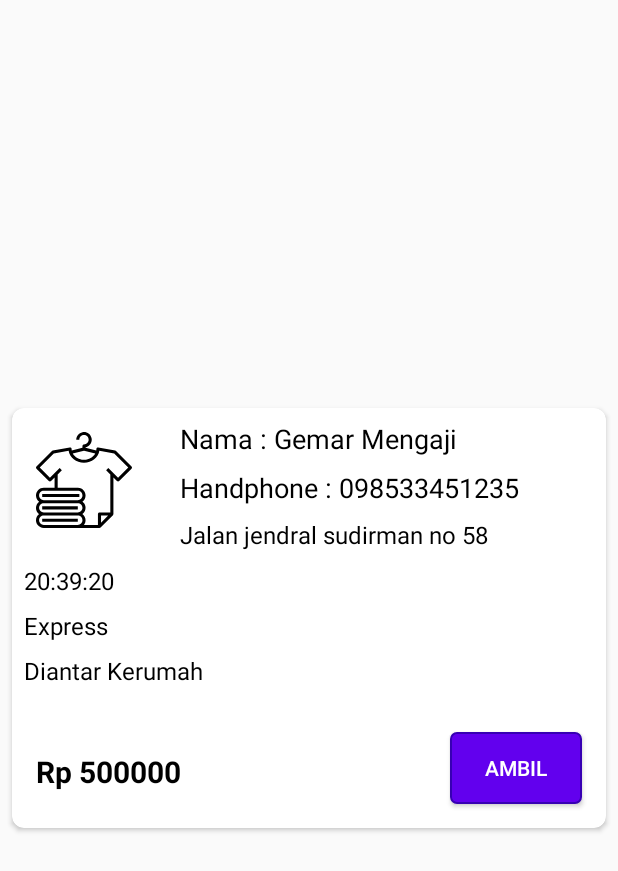
After one commit to qoolqas/LaundryApp, an Android app: the layout item_card_ambil.xml on its own in the app's theme, with its tools: preview values and no code run, on a phone screen of 412 x 824 dp. The commit adds this screen. Shown: the top 871 px of the screen. Run offline under Robolectric (Android 15) with nearby library versions, the phone set to English and light mode, and no system bars.

Commit message:
card status ambil

```diff
--- /dev/null
+++ b/app/src/main/res/drawable/button_round2.xml
@@ -0,0 +1,37 @@
+<?xml version="1.0" encoding="utf-8"?>
+<selector xmlns:android="http://schemas.android.com/apk/res/android">
+    <item android:state_pressed="true" >
+        <shape>
+            <solid
+                android:color="@color/colorPrimary" />
+            <stroke
+                android:width="1dp"
+                android:color="@color/colorPrimaryDark" />
+            <corners
+                android:radius="4dp" />
+            <padding
+                android:left="10dp"
+                android:top="10dp"
+                android:right="10dp"
+                android:bottom="10dp" />
+        </shape>
+    </item>
+    <item>
+        <shape>
+            <gradient
+                android:startColor="@color/colorPrimary"
+                android:endColor="@color/colorPrimary"
+                android:angle="270" />
+            <stroke
+                android:width="1dp"
+                android:color="@color/colorPrimaryDark" />
+            <corners
+                android:radius="4dp" />
+            <padding
+                android:left="10dp"
+                android:top="10dp"
+                android:right="10dp"
+                android:bottom="10dp" />
+        </shape>
+    </item>
+</selector>
--- /dev/null
+++ b/app/src/main/res/layout/item_card_ambil.xml
@@ -0,0 +1,165 @@
+<?xml version="1.0" encoding="utf-8"?>
+<androidx.cardview.widget.CardView xmlns:android="http://schemas.android.com/apk/res/android"
+    xmlns:card_view="http://schemas.android.com/apk/res-auto"
+    xmlns:tools="http://schemas.android.com/tools"
+    android:layout_width="match_parent"
+    android:layout_height="wrap_content"
+    android:layout_gravity="center"
+    android:layout_marginLeft="8dp"
+    android:layout_marginTop="8dp"
+    android:layout_marginRight="8dp"
+    android:layout_marginBottom="8dp"
+    android:elevation="4dp"
+    card_view:cardCornerRadius="8dp">
+
+    <androidx.constraintlayout.widget.ConstraintLayout
+        android:layout_width="match_parent"
+        android:layout_height="wrap_content">
+
+        <ImageView
+            android:id="@+id/photo"
+            android:layout_width="96dp"
+            android:layout_height="96dp"
+            android:src="@drawable/ic_fashion"
+            android:padding="16dp"
+            card_view:layout_constraintBottom_toBottomOf="parent"
+            card_view:layout_constraintEnd_toEndOf="parent"
+            card_view:layout_constraintHorizontal_bias="0.0"
+            card_view:layout_constraintStart_toStartOf="parent"
+            card_view:layout_constraintTop_toTopOf="parent"
+            card_view:layout_constraintVertical_bias="0.0" />
+
+
+        <TextView
+            android:id="@+id/card_nama"
+            android:layout_width="wrap_content"
+            android:layout_height="wrap_content"
+            android:layout_marginStart="16dp"
+            android:layout_marginTop="8dp"
+            android:maxLines="2"
+            android:textColor="#000"
+            android:textSize="18sp"
+            card_view:layout_constraintBottom_toBottomOf="parent"
+            card_view:layout_constraintEnd_toEndOf="parent"
+            card_view:layout_constraintHorizontal_bias="0.0"
+            card_view:layout_constraintStart_toEndOf="@+id/photo"
+            card_view:layout_constraintTop_toTopOf="parent"
+            card_view:layout_constraintVertical_bias="0.0"
+            tools:text="Nama : Gemar Mengaji" />
+
+        <TextView
+            android:id="@+id/card_no"
+            android:layout_width="wrap_content"
+            android:layout_height="wrap_content"
+            android:layout_marginStart="16dp"
+            android:layout_marginTop="8dp"
+            android:maxLines="1"
+            android:textColor="#000"
+            android:textSize="18sp"
+            card_view:layout_constraintBottom_toBottomOf="parent"
+            card_view:layout_constraintEnd_toEndOf="parent"
+            card_view:layout_constraintHorizontal_bias="0.0"
+            card_view:layout_constraintStart_toEndOf="@+id/photo"
+            card_view:layout_constraintTop_toBottomOf="@+id/card_nama"
+            card_view:layout_constraintVertical_bias="0.0"
+            tools:text="Handphone : 098533451235" />
+
+        <TextView
+            android:id="@+id/card_alamat"
+            android:layout_width="wrap_content"
+            android:layout_height="wrap_content"
+            android:layout_marginStart="16dp"
+            android:layout_marginTop="8dp"
+            android:layout_marginBottom="8dp"
+            android:maxLines="1"
+            android:textColor="#000"
+            android:textSize="16sp"
+            card_view:layout_constraintBottom_toBottomOf="parent"
+            card_view:layout_constraintEnd_toEndOf="parent"
+            card_view:layout_constraintHorizontal_bias="0.0"
+            card_view:layout_constraintStart_toEndOf="@+id/photo"
+            card_view:layout_constraintTop_toBottomOf="@+id/card_no"
+            card_view:layout_constraintVertical_bias="0.0"
+            tools:text="Jalan jendral sudirman no 58" />
+
+        <TextView
+            android:id="@+id/card_created"
+            android:layout_width="wrap_content"
+            android:layout_height="wrap_content"
+            android:layout_marginStart="8dp"
+            android:layout_marginTop="8dp"
+            android:lines="1"
+            android:maxLines="1"
+            android:textColor="#000"
+            android:textSize="16sp"
+            card_view:layout_constraintEnd_toStartOf="@+id/button"
+            card_view:layout_constraintHorizontal_bias="0.0"
+            card_view:layout_constraintStart_toStartOf="parent"
+            card_view:layout_constraintTop_toBottomOf="@+id/photo"
+            tools:text="20:39:20" />
+
+        <TextView
+            android:id="@+id/card_jenis"
+            android:layout_width="wrap_content"
+            android:layout_height="wrap_content"
+            android:layout_marginStart="8dp"
+            android:layout_marginTop="8dp"
+            android:lines="1"
+            android:maxLines="1"
+            android:textColor="#000"
+            android:textSize="16sp"
+            card_view:layout_constraintEnd_toStartOf="@+id/button"
+            card_view:layout_constraintHorizontal_bias="0.0"
+            card_view:layout_constraintStart_toStartOf="parent"
+            card_view:layout_constraintTop_toBottomOf="@+id/card_created"
+            tools:text="Express" />
+
+        <TextView
+            android:id="@+id/card_catatan"
+            android:layout_width="wrap_content"
+            android:layout_height="wrap_content"
+            android:layout_marginStart="8dp"
+            android:layout_marginTop="8dp"
+            android:lines="2"
+            android:maxLines="1"
+            android:textColor="#000"
+            android:textSize="16sp"
+            card_view:layout_constraintEnd_toStartOf="@+id/button"
+            card_view:layout_constraintHorizontal_bias="0.0"
+            card_view:layout_constraintStart_toStartOf="parent"
+            card_view:layout_constraintTop_toBottomOf="@+id/card_jenis"
+            tools:text="Diantar Kerumah" />
+
+        <TextView
+            android:id="@+id/card_total"
+            android:layout_width="wrap_content"
+            android:layout_height="wrap_content"
+            android:layout_marginStart="8dp"
+            android:layout_marginTop="16dp"
+            android:padding="8dp"
+            android:layout_marginBottom="16dp"
+            android:maxLines="1"
+            android:textColor="#000"
+            android:textSize="20sp"
+            android:textStyle="bold"
+            card_view:layout_constraintBottom_toBottomOf="parent"
+            card_view:layout_constraintEnd_toStartOf="@+id/button"
+            card_view:layout_constraintHorizontal_bias="0.0"
+            card_view:layout_constraintStart_toStartOf="parent"
+            card_view:layout_constraintTop_toBottomOf="@+id/card_catatan"
+            tools:text="Rp 500000" />
+
+        <Button
+            android:id="@+id/button"
+            android:layout_width="wrap_content"
+            android:layout_height="wrap_content"
+            android:layout_marginEnd="16dp"
+            android:layout_marginBottom="16dp"
+            android:textColor="@color/white"
+            android:background="@drawable/button_round2"
+            card_view:layout_constraintBottom_toBottomOf="parent"
+            card_view:layout_constraintEnd_toEndOf="parent"
+            android:text="Ambil"/>
+
+    </androidx.constraintlayout.widget.ConstraintLayout>
+</androidx.cardview.widget.CardView>
--- a/app/src/main/res/layout/item_grid.xml
+++ b/app/src/main/res/layout/item_grid.xml
@@ -129,7 +129,7 @@
                         android:layout_height="wrap_content"
                         android:layout_gravity="center_horizontal"
                         android:layout_marginBottom="10dp"
-                        android:text="Status"
+                        android:text="List Pesanan"
                         android:textAlignment="center"
                         android:textColor="#000"
                         android:textSize="14sp"/>
```
